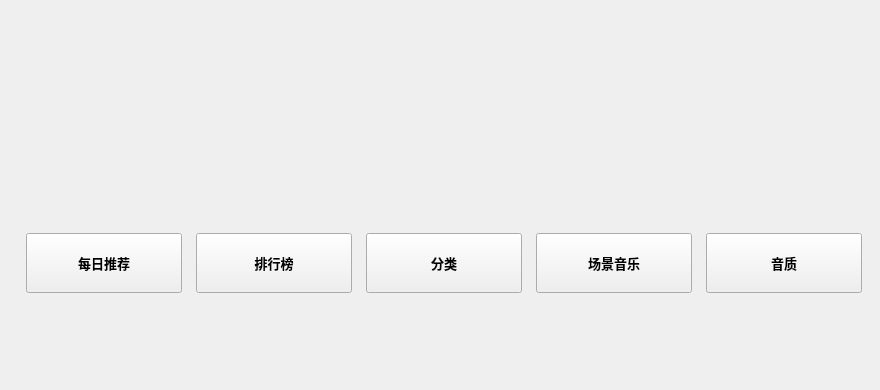
This is KuGouStart/RecommendForYou/RecommendForYou.ui in a-mo-xi-wei/Qt-KuGouAppClient as Qt 5 draws it before an edit. The edited form follows.
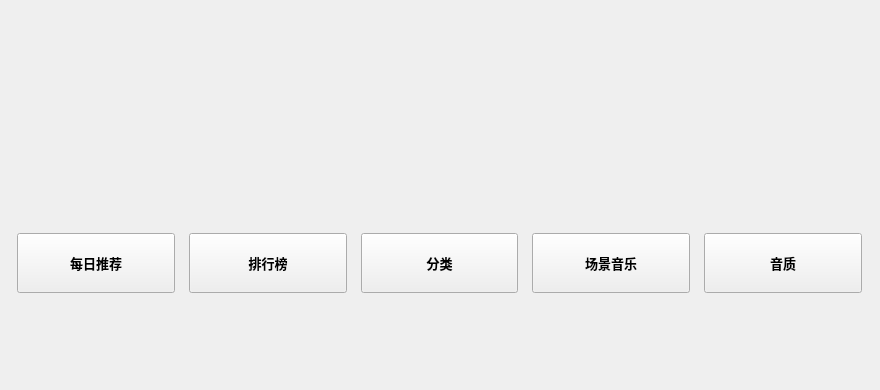
This is the edited form. Custom widgets are drawn as their Qt base class.

Commit message: 调整去除主界面的滚动区域

```diff
--- a/KuGouStart/RecommendForYou/RecommendForYou.ui
+++ b/KuGouStart/RecommendForYou/RecommendForYou.ui
@@ -11,7 +11,7 @@
    </rect>
   </property>
   <property name="sizePolicy">
-   <sizepolicy hsizetype="Preferred" vsizetype="Preferred">
+   <sizepolicy hsizetype="Expanding" vsizetype="Preferred">
     <horstretch>0</horstretch>
     <verstretch>0</verstretch>
    </sizepolicy>
@@ -56,6 +56,9 @@
        </rect>
       </property>
       <layout class="QVBoxLayout" name="verticalLayout_2">
+       <property name="leftMargin">
+        <number>0</number>
+       </property>
        <item>
         <widget class="QWidget" name="guess_and_advertise_widget" native="true">
          <layout class="QHBoxLayout" name="horizontalLayout_2" stretch="0,0,0">
```
The commit also changes 4 other files.
